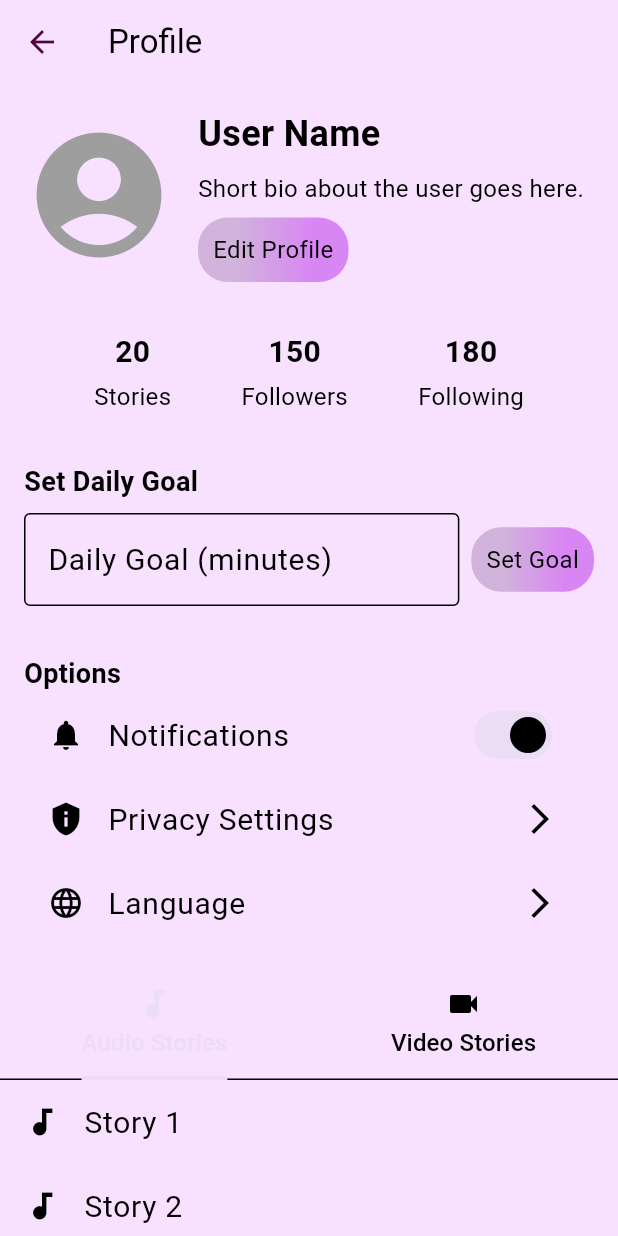
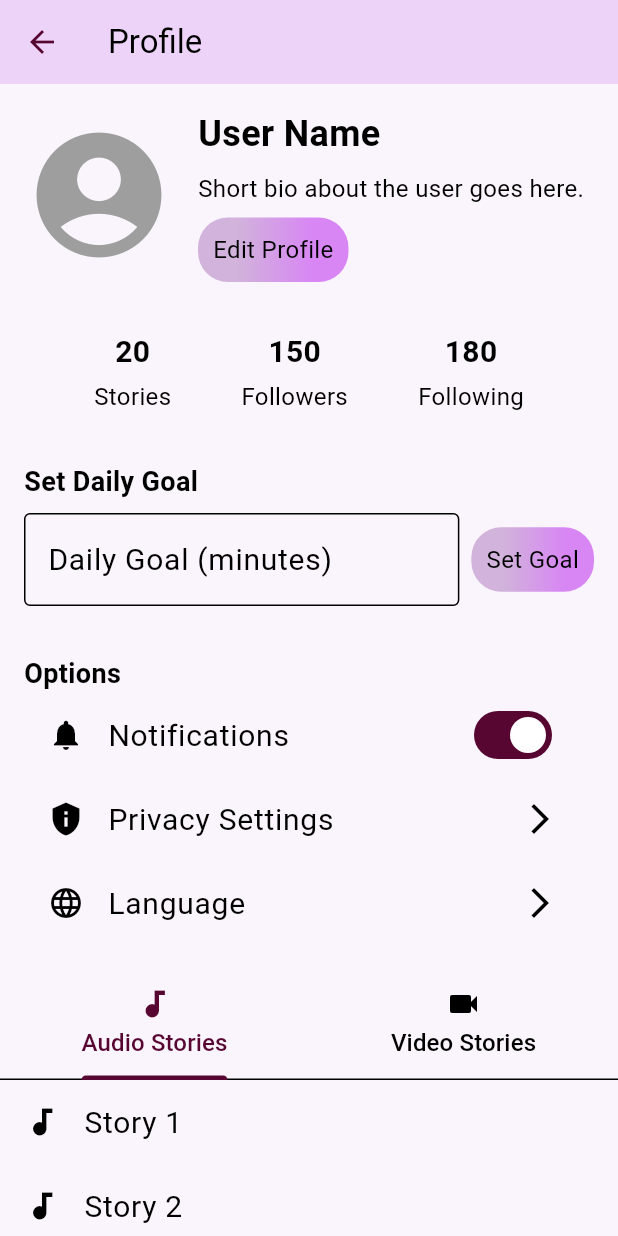
Before and after one commit to Awekon/Awekon, a Flutter app: the BottomNavigation screen opened directly, item 2 of the bottom bar chosen, after a tap on the "account circle" icon, after a tap on "Profile", on a phone screen of 412 x 824 dp. Run offline on Flutter 3.47's test engine with Material 3 defaults, Android fonts, the phone set to English and light mode, and no system bars; our stand-ins replace animated_splash_screen, carousel_slider, custom_rating_bar, equatable, flutter_bloc, intl_phone_field and 4 more; accounts and stored records are empty; network calls fail.

Commit message:
home page done

```diff
--- a/lib/components/ui_components/BottomNavigation/Views/BottomNavigation.dart
+++ b/lib/components/ui_components/BottomNavigation/Views/BottomNavigation.dart
@@ -83,6 +83,7 @@ class _BottomNavigationState extends State<BottomNavigation> {
       ),
       endDrawer: const SideNavigationDrawer(),
       bottomNavigationBar: BottomNavigationBar(
+        backgroundColor: Colors.blue,
         items: widget.items
             .map((item) => BottomNavigationBarItem(
                   icon: Icon(item.icon),
@@ -91,6 +92,7 @@ class _BottomNavigationState extends State<BottomNavigation> {
             .toList(),
         currentIndex: _selectedIndex,
         onTap: _onItemTapped,
+        type: BottomNavigationBarType.shifting,
       ),
     );
   }
--- a/lib/components/ui_components/Category list/Views/CategoryList.dart
+++ b/lib/components/ui_components/Category list/Views/CategoryList.dart
@@ -54,7 +54,7 @@ class _CategoryChipState extends State<CategoryChip> {
         widget.icon,
         color: isSelected
             ? Theme.of(context).colorScheme.onTertiary
-            : Theme.of(context).colorScheme.onPrimary,
+            : Theme.of(context).colorScheme.onSecondary,
       ),
       label: Text(widget.label),
       onPressed: () {
@@ -64,11 +64,11 @@ class _CategoryChipState extends State<CategoryChip> {
       },
       backgroundColor: isSelected
           ? Theme.of(context).colorScheme.tertiary
-          : Theme.of(context).colorScheme.primary,
+          : Colors.transparent,
       labelStyle: TextStyle(
         color: isSelected
             ? Theme.of(context).colorScheme.onTertiary
-            : Theme.of(context).colorScheme.onPrimary,
+            : Theme.of(context).colorScheme.onSecondary,
       ),
       shape: RoundedRectangleBorder(
         borderRadius: BorderRadius.circular(8.0),
--- a/lib/components/ui_components/Custom Card/Views/CustomCard.dart
+++ b/lib/components/ui_components/Custom Card/Views/CustomCard.dart
@@ -1,9 +1,22 @@
 import 'package:awekon/config/size_config.dart';
+import 'package:awekon/core/utils/Functions.dart';
 import 'package:flutter/material.dart';
 
-class CustomCard extends StatelessWidget {
-  const CustomCard({super.key});
+class CustomCard extends StatefulWidget {
+  const CustomCard(
+      {super.key,
+      required this.thumbnailUrl,
+      required this.title,
+      this.time,
+      required this.description});
+  final String thumbnailUrl, title, description;
+  final String? time;
 
+  @override
+  State<CustomCard> createState() => _CustomCardState();
+}
+
+class _CustomCardState extends State<CustomCard> {
   @override
   Widget build(BuildContext context) {
     const borderRadius = 1.0;
@@ -11,7 +24,7 @@ class CustomCard extends StatelessWidget {
       margin: EdgeInsets.symmetric(
           vertical: 0.002 * MediaQuery.of(context).size.height),
       width: MediaQuery.of(context).size.width,
-      height: MediaQuery.of(context).size.height * 0.28,
+      height: MediaQuery.of(context).size.width * (9 / 16),
       decoration: BoxDecoration(
           border: const Border.symmetric(
               horizontal: BorderSide(
@@ -24,8 +37,8 @@ class CustomCard extends StatelessWidget {
           // Background Image
           Container(
             decoration: BoxDecoration(
-              image: const DecorationImage(
-                image: NetworkImage('https://source.unsplash.com/random'),
+              image: DecorationImage(
+                image: NetworkImage(widget.thumbnailUrl),
                 fit: BoxFit.cover,
               ),
               borderRadius: BorderRadius.circular(borderRadius),
@@ -43,14 +56,12 @@ class CustomCard extends StatelessWidget {
                   topRight: Radius.elliptical(40, 70),
                   bottomRight: Radius.elliptical(40, 70)),
             ),
-            child: Padding(
-              padding: const EdgeInsets.all(16.0),
             child: Stack(children: [
               Column(
                 crossAxisAlignment: CrossAxisAlignment.start,
                 children: [
                   Text(
-                      'This is description...',
+                    truncateTitle(widget.title, 3),
                     style: TextStyle(
                       color: Colors.white,
                       fontSize: 2 * SizeConfig.textMultiplier,
@@ -65,9 +76,9 @@ class CustomCard extends StatelessWidget {
                     ),
                   ),
                   const SizedBox(height: 8),
-                    const Text(
-                      '10 Chapters',
-                      style: TextStyle(
+                  Text(
+                    truncateTitle(widget.description, 5),
+                    style: const TextStyle(
                       color: Colors.white,
                       fontSize: 12,
                     ),
@@ -88,13 +99,12 @@ class CustomCard extends StatelessWidget {
                       ),
                     ),
                     child: const CircleAvatar(
-                          backgroundImage: NetworkImage(
-                              "https://source.unsplash.com/random")),
+                        backgroundImage:
+                            NetworkImage("https://source.unsplash.com/random")),
                   ),
                 ),
               )
             ]),
-            ),
           ),
           Align(
             alignment: Alignment.center,
--- a/lib/components/ui_components/ForyouListView/Views/ForyouListView.dart
+++ b/lib/components/ui_components/ForyouListView/Views/ForyouListView.dart
@@ -19,7 +19,18 @@ class _ForYouListViewState extends State<ForYouListView> {
     // Simulate a network call
     await Future.delayed(Duration(seconds: 2));
     setState(() {
-      _categories = ['For You', 'Music', 'Movies', 'Sports', 'News', 'Gaming', 'Technology', 'Fashion', 'Travel', 'Education'];
+      _categories = [
+        'For You',
+        'Music',
+        'Movies',
+        'Sports',
+        'News',
+        'Gaming',
+        'Technology',
+        'Fashion',
+        'Travel',
+        'Education'
+      ];
     });
   }
 
@@ -50,13 +61,18 @@ class _ForYouListViewState extends State<ForYouListView> {
                         style: TextStyle(
                           fontSize: 14.0,
                           fontWeight: FontWeight.bold,
+                          color: isSelected
+                              ? Theme.of(context).colorScheme.onTertiary
+                              : Theme.of(context).colorScheme.onSecondary,
                         ),
                       ),
                       shape: RoundedRectangleBorder(
                         borderRadius: BorderRadius.circular(20.0),
-                  side: BorderSide(color: Colors.grey),
+                        side: const BorderSide(color: Colors.grey),
                       ),
-                backgroundColor: isSelected ? Colors.blue : Colors.transparent,
+                      backgroundColor: isSelected
+                          ? Theme.of(context).colorScheme.tertiary
+                          : Colors.transparent,
                     ),
                   ),
                 );
--- a/lib/components/ui_components/SideNavigationBar/Views/SideNavigation.dart
+++ b/lib/components/ui_components/SideNavigationBar/Views/SideNavigation.dart
@@ -7,6 +7,7 @@ class SideNavigationDrawer extends StatelessWidget {
   @override
   Widget build(BuildContext context) {
     return Drawer(
+      backgroundColor: Theme.of(context).scaffoldBackgroundColor,
       child: ListView(
         padding: EdgeInsets.zero,
         children: [
--- a/lib/components/ui_components/TextField/Views/CustomTextField.dart
+++ b/lib/components/ui_components/TextField/Views/CustomTextField.dart
@@ -89,7 +89,7 @@ class _CustomTextFieldState extends State<CustomTextField> {
           ),
           fillColor: AppThemes.isDark(context)
               ? Colors.grey.shade900
-              : Colors.grey.shade200,
+              : Colors.grey.shade300,
           suffixIcon: suffixWidget,
           contentPadding: const EdgeInsets.symmetric(horizontal: 15),
           border: OutlineInputBorder(
--- a/lib/core/Theme/Theme.dart
+++ b/lib/core/Theme/Theme.dart
@@ -192,12 +192,14 @@ class AppThemes {
   );
 
   static ColorScheme lightColorScheme = ColorScheme.light(
-    primary: const Color(0xFFECDDF5),
-    secondary: const Color(0xFF500243),
-    surface: const Color(0xFFF8E1FF),
+    // primary: const Color(0xFFECDDF5),
+    primary: const Color(0xFF570632),
+    // secondary: const Color(0xFF500243),
+    secondary: const Color(0xFFEFBFE5),
+    surface: const Color(0xFFEDD3F8),
     error: Colors.blueGrey,
     tertiary: SELECTED,
-    onPrimary: Colors.black,
+    onPrimary: Colors.white,
     onSecondary: Colors.black,
     onSurface: Colors.black,
     onError: Colors.white,
@@ -205,12 +207,14 @@ class AppThemes {
   );
 
   static ColorScheme darkColorScheme = ColorScheme.dark(
-      primary: const Color(0xFF7E094B),
-      secondary: const Color(0xFFEFBFE5),
-      surface: const Color(0xFF110210),
+      // primary: const Color(0xFF570632),
+      primary: const Color(0xFFECDDF5),
+      // secondary: const Color(0xFFEFBFE5),
+      secondary: const Color(0xFF500243),
+      surface: const Color(0xFF280219),
       error: Colors.white,
       tertiary: SELECTED_DARK,
-      onPrimary: Colors.white,
+      onPrimary: Colors.black,
       onSecondary: Colors.white,
       onError: Colors.blueGrey,
       onSurface: Colors.white,
@@ -218,10 +222,11 @@ class AppThemes {
 
   static final ThemeData lightTheme = ThemeData(
     colorScheme: lightColorScheme,
+    scaffoldBackgroundColor: const Color(0xFFFAF5FD),
     appBarTheme: AppBarTheme(
       color: lightColorScheme.surface,
       elevation: 0,
-      iconTheme: IconThemeData(color: lightColorScheme.secondary),
+      iconTheme: IconThemeData(color: lightColorScheme.primary),
     ),
     textTheme: CustomTextTheme.lightTextTheme,
     elevatedButtonTheme: ElevatedButtonThemeData(
@@ -233,17 +238,18 @@ class AppThemes {
     ),
     bottomNavigationBarTheme: BottomNavigationBarThemeData(
       backgroundColor: lightColorScheme.surface,
-      selectedItemColor: lightColorScheme.secondary,
-      unselectedItemColor: lightColorScheme.secondary.withOpacity(0.7),
+      selectedItemColor: lightColorScheme.primary,
+      unselectedItemColor: lightColorScheme.primary.withOpacity(0.7),
     ),
   );
 
   static final ThemeData darkTheme = ThemeData(
     colorScheme: darkColorScheme,
+    scaffoldBackgroundColor: const Color(0xFF050004),
     appBarTheme: AppBarTheme(
       color: darkColorScheme.surface,
       elevation: 0,
-      iconTheme: IconThemeData(color: darkColorScheme.secondary),
+      iconTheme: IconThemeData(color: darkColorScheme.primary),
     ),
     textTheme: CustomTextTheme.darkTextTheme,
     elevatedButtonTheme: ElevatedButtonThemeData(
@@ -255,8 +261,8 @@ class AppThemes {
     ),
     bottomNavigationBarTheme: BottomNavigationBarThemeData(
       backgroundColor: darkColorScheme.surface,
-      selectedItemColor: darkColorScheme.secondary,
-      unselectedItemColor: darkColorScheme.secondary.withOpacity(0.7),
+      selectedItemColor: darkColorScheme.primary,
+      unselectedItemColor: darkColorScheme.primary.withOpacity(0.7),
     ),
   );
 
--- /dev/null
+++ b/lib/core/constants/CommonConstants.dart
@@ -0,0 +1 @@
+const String YoutubeAPIkey = "AIzaSyDa21tAwp5jGd1WCpAobjbvenBE8YlkOs4";
--- /dev/null
+++ b/lib/data/Remote/Repository/YoutubeDataFetchRepository.dart
@@ -0,0 +1,27 @@
+import 'dart:convert';
+
+import 'package:awekon/core/constants/CommonConstants.dart';
+import 'package:awekon/data/Remote/Model/YoutubeDataModel.dart';
+import 'package:http/http.dart' as http;
+
+class YouTubeRepository {
+  static const String apiKey = YoutubeAPIkey;
+  static const String baseUrl = 'https://www.googleapis.com/youtube/v3/search';
+
+  Future<YouTubeSearchListResponse> fetchVideos(
+      String query, String? pageToken) async {
+    try {
+      final Uri uri = Uri.parse(
+          '$baseUrl?part=snippet&q=$query&type=video&key=$apiKey&maxResults=10${pageToken != null ? '&pageToken=$pageToken' : ''}');
+      final response = await http.get(uri);
+
+      if (response.statusCode == 200) {
+        return YouTubeSearchListResponse.fromJson(jsonDecode(response.body));
+      } else {
+        throw Exception('Failed to load videos: ${response.statusCode}');
+      }
+    } catch (e) {
+      throw Exception('Failed to load videos: $e');
+    }
+  }
+}
--- a/lib/screens/Home/Views/home.dart
+++ b/lib/screens/Home/Views/home.dart
@@ -1,9 +1,14 @@
+import 'package:awekon/components/ui_components/Custom%20Card/Views/CustomCard.dart';
+import 'package:awekon/components/ui_components/ForyouListView/Views/ForyouListView.dart';
+import 'package:awekon/core/constants/font_size.dart';
+import 'package:awekon/data/Remote/Repository/YoutubeDataFetchRepository.dart';
+import 'package:awekon/screens/Home/Bloc/youtube_bloc.dart';
+import 'package:awekon/screens/Home/Bloc/youtube_state.dart';
+import 'package:awekon/screens/VideoPlayerScreen/Views/VideoPlayerScreen.dart';
 import 'package:flutter/material.dart';
-import 'package:flutter/foundation.dart';
-import 'package:awekon/components/ui_components/Custom%20Card/Views/CustomCard.dart';
-import 'package:awekon/core/constants/font_size.dart';
+import 'package:flutter_bloc/flutter_bloc.dart';
+
 import '../../../components/ui_components/Trending Carousel/Views/carousel.dart';
-import 'package:awekon/components/ui_components/ForyouListView/Views/ForyouListView.dart';
 
 class Home extends StatefulWidget {
   const Home({Key? key}) : super(key: key);
@@ -13,10 +18,42 @@ class Home extends StatefulWidget {
 }
 
 class _HomeState extends State<Home> {
+  late YoutubeCubit _youtubeCubit;
+  final ScrollController _scrollController = ScrollController();
+  late String? pagetoken;
+  final String query = "random";
+
+  @override
+  void initState() {
+    super.initState();
+    // Initialize the YoutubeCubit and call the fetch function with a random query
+    _youtubeCubit = YoutubeCubit(YouTubeRepository());
+    _youtubeCubit.fetchYoutubeVideos(query); // Pass any random query here
+
+    // Listen for scroll events
+    _scrollController.addListener(_onScroll);
+  }
+
+  void _onScroll() {
+    if (_scrollController.position.extentAfter < 100) {
+      // Load more data when reaching the end of the list
+      _youtubeCubit.fetchmoreYoutubeVideos(query, pagetoken!);
+    }
+  }
+
+  @override
+  void dispose() {
+    // Dispose of the cubit and scroll controller when the widget is disposed to prevent memory leaks
+    _youtubeCubit.close();
+    _scrollController.dispose();
+    super.dispose();
+  }
+
   @override
   Widget build(BuildContext context) {
     return Scaffold(
       body: SingleChildScrollView(
+        controller: _scrollController,
         scrollDirection: Axis.vertical,
         child: Column(
           children: [
@@ -38,20 +75,68 @@ class _HomeState extends State<Home> {
             SizedBox(height: 0.01 * MediaQuery.of(context).size.height),
             Center(child: TrendingCarousel()),
             SizedBox(height: 0.01 * MediaQuery.of(context).size.height),
-            const CustomCard(),
-            const CustomCard(),
-            const CustomCard(),
-            const CustomCard(),
-            const CustomCard(),
+            BlocProvider(
+              create: (context) => _youtubeCubit,
+              child: BlocBuilder<YoutubeCubit, YoutubeState>(
+                // Provide YoutubeState here
+                builder: (context, state) {
+                  if (state is YoutubeLoading) {
+                    return const CircularProgressIndicator(); // Show loading indicator while fetching data for the first time
+                  } else if (state is YoutubeLoaded ||
+                      state is YoutubeLoadingMore) {
+                    pagetoken = state is YoutubeLoaded
+                        ? state.response.nextPageToken
+                        : "";
+                    // Use the loaded data to build your UI
+                    return ListView.builder(
+                      shrinkWrap: true,
+                      physics: const NeverScrollableScrollPhysics(),
+                      itemCount: state.response.items.length +
+                          (state is YoutubeLoadingMore ? 1 : 0),
+                      itemBuilder: (context, index) {
+                        if (index < state.response.items.length) {
+                          final video = state.response.items[index];
+                          return InkWell(
+                            child: CustomCard(
+                              thumbnailUrl:
+                                  video.snippet.thumbnails["medium"]!.url,
+                              title: video.snippet.title,
+                              description: video.snippet.description,
+                            ),
+                            onTap: () {
+                              Navigator.push(
+                                context,
+                                MaterialPageRoute(
+                                  builder: (context) => VideoPlayerScreen(
+                                    videoUrl: video.id.videoId,
+                                    thumbnailUrl:
+                                        video.snippet.thumbnails["medium"]!.url,
+                                    title: video.snippet.title,
+                                    description: video.snippet.description,
+                                  ),
+                                ),
+                              );
+                            },
+                          );
+                        } else {
+                          // Loading indicator for fetching more data
+                          return const Center(
+                              child: CircularProgressIndicator());
+                        }
+                      },
+                    );
+                  } else if (state is YoutubeError) {
+                    return Text(
+                        'Error: ${state.message}'); // Show error message
+                  } else {
+                    return const SizedBox(); // Handle other states if needed
+                  }
+                },
+              ),
+            )
           ],
         ),
       ),
     );
   }
-
-  void profileIconPressed() {
-    if (kDebugMode) {
-      print("pressed on icon");
-    }
-  }
 }
--- a/lib/screens/SignUp/Views/SignUp.dart
+++ b/lib/screens/SignUp/Views/SignUp.dart
@@ -235,8 +235,7 @@ class _SignUpState extends State<SignUp> {
                             child: Text(
                               "Login",
                               style: TextStyle(
-                                  color:
-                                      Theme.of(context).colorScheme.secondary),
+                                  color: Theme.of(context).colorScheme.primary),
                             ),
                           )
                         ],
```
Also changed, not shown: lib/components/ui_components/CustomVideoPlayer/CustomVideoPlayer.dart (added, +62 -0 lines), lib/core/utils/Functions.dart (added, +7 -0 lines), lib/data/Remote/Model/YoutubeDataModel.dart (added, +198 -0 lines), lib/screens/Home/Bloc/youtube_bloc.dart (added, +47 -0 lines), lib/screens/Home/Bloc/youtube_state.dart (added, +37 -0 lines), lib/screens/VideoPlayerScreen/Views/VideoPlayerScreen.dart (added, +58 -0 lines), pubspec.yaml (+8 -1 lines), lib/screens/Home/Bloc/home_bloc.dart (deleted), lib/screens/Home/Bloc/home_state.dart (deleted), pubspec.lock, 1 other file. Lines whose indentation alone changed are shown as unchanged.
